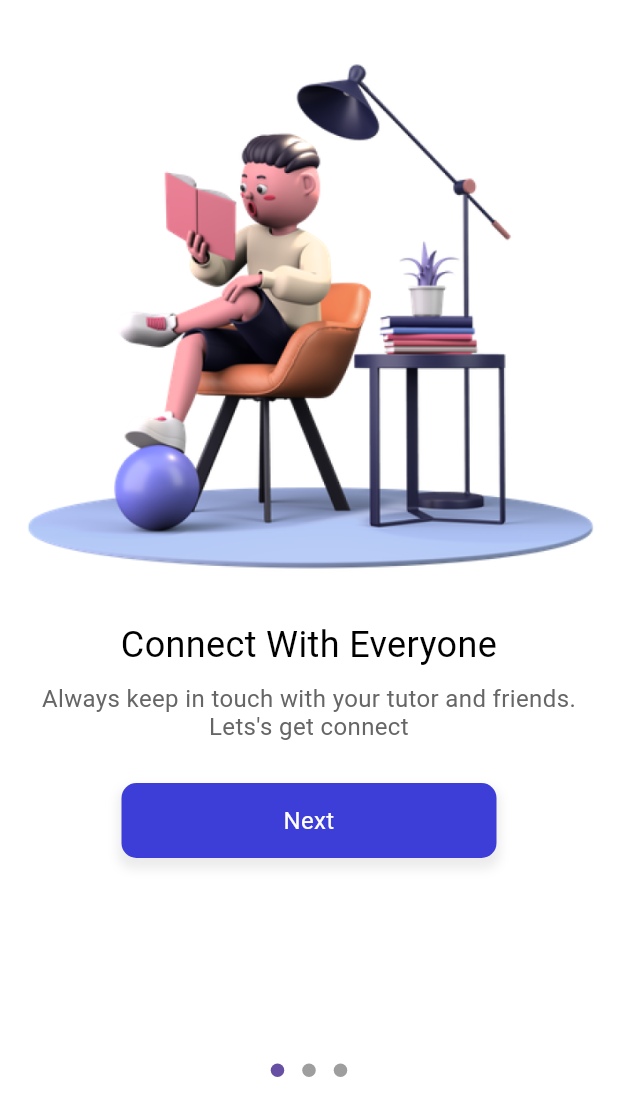
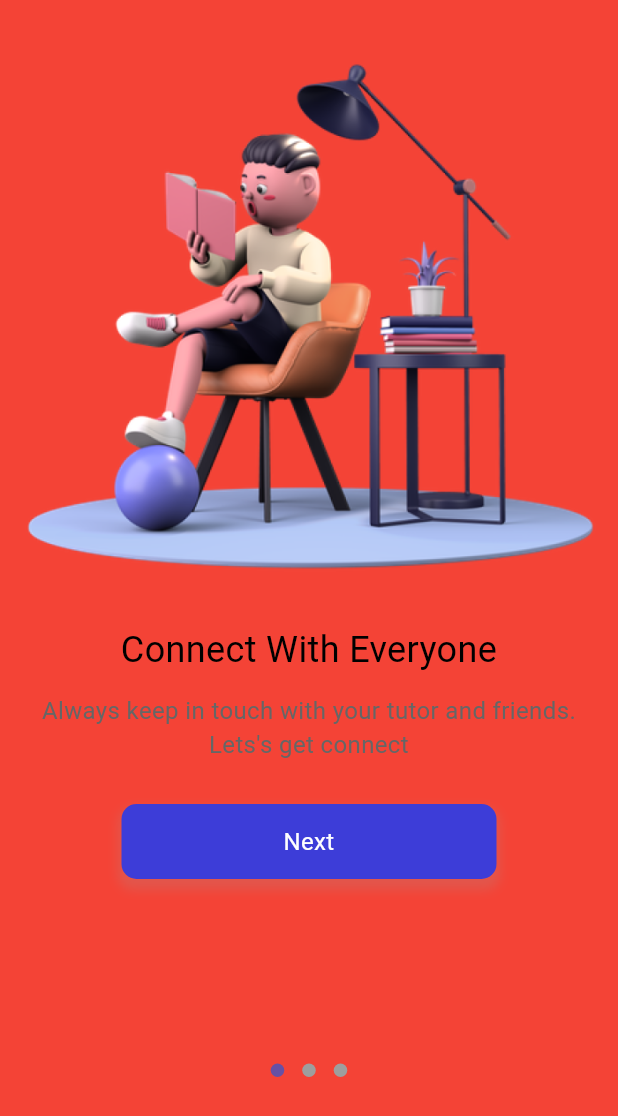
Before and after one commit to mukhtar-ahmed/learning_app, a Flutter app: the screen it shows after launch, on a phone screen of 412 x 824 dp. Shown: the top 1116 px of the screen. Run offline on Flutter 3.47's test engine with Material 3 defaults, Android fonts, the phone set to English and light mode, and no system bars; drawn by our look-alikes of dots_indicator; our stand-ins replace flutter_riverpod, flutter_screenutil, riverpod_annotation; generated files the repository leaves out were written again.

Commit message:
styling file

```diff
--- /dev/null
+++ b/lib/common/utils/app_style.dart
@@ -0,0 +1,15 @@
+import 'package:flutter/material.dart';
+import 'package:learning_app/common/utils/app_colors.dart';
+
+class AppTheme {
+  static ThemeData appThemeData = ThemeData(
+      brightness: Brightness.light,
+      scaffoldBackgroundColor: Colors.white,
+      appBarTheme: const AppBarTheme(
+          backgroundColor: Colors.white,
+          centerTitle: true,
+          elevation: 0.0,
+          iconTheme: IconThemeData(
+            color: AppColors.primaryText,
+          )));
+}
--- a/lib/main.dart
+++ b/lib/main.dart
@@ -1,6 +1,7 @@
 import 'package:flutter/material.dart';
 import 'package:flutter_riverpod/flutter_riverpod.dart';
 import 'package:flutter_screenutil/flutter_screenutil.dart';
+import 'package:learning_app/common/utils/app_style.dart';
 import 'package:learning_app/pages/signin/signin.dart';
 import 'package:learning_app/pages/welcome/welcome.dart';
 
@@ -24,11 +25,7 @@
         return MaterialApp(
           debugShowCheckedModeBanner: false, // Disable debug banner
           title: 'Learning App',
-          theme: ThemeData(
-            primarySwatch: Colors.blue, // Set primary color theme
-            // Apply dynamic font scaling using ScreenUtil
-            textTheme: Typography.englishLike2018.apply(fontSizeFactor: 1.sp),
-          ),
+          theme: AppTheme.appThemeData,
           // Define initial route for navigation
           initialRoute: Welcome.id,
           routes: {
--- a/lib/pages/signin/signin.dart
+++ b/lib/pages/signin/signin.dart
@@ -12,7 +12,7 @@ class Signin extends StatelessWidget {
   @override
   Widget build(BuildContext context) {
     return Scaffold(
-      backgroundColor: Colors.white,
+      backgroundColor: Colors.red,
       appBar: buildAppBar(),
       body: SingleChildScrollView(
         padding: EdgeInsets.symmetric(horizontal: 16.w, vertical: 8.h),
--- a/lib/pages/signin/widgets/signin_widgets.dart
+++ b/lib/pages/signin/widgets/signin_widgets.dart
@@ -5,10 +5,8 @@ import 'package:learning_app/common/widgets/text_widget.dart';
 
 AppBar buildAppBar() {
   return AppBar(
-    backgroundColor: Colors.white,
     title: text16Normal(text: 'Signin', textColor: AppColors.primaryText),
     centerTitle: true,
-    elevation: 0.5,
     shadowColor: Colors.grey,
   );
 }
--- a/lib/pages/welcome/welcome.dart
+++ b/lib/pages/welcome/welcome.dart
@@ -17,7 +17,7 @@ class Welcome extends ConsumerWidget {
       color: Colors.white,
       child: SafeArea(
         child: Scaffold(
-          backgroundColor: Colors.white,
+          backgroundColor: Colors.red,
           body: Stack(
             alignment: AlignmentDirectional.topCenter,
             children: [
```
